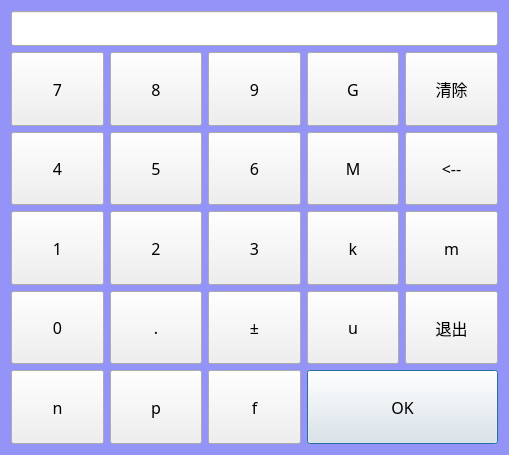
caicaiking/WKEFactoryView2014, file Public/NumberInput.ui: the form before one commit.
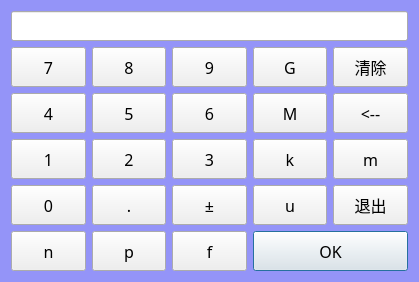
The form after the commit.

Diff of the .ui file:
```diff
--- a/Public/NumberInput.ui
+++ b/Public/NumberInput.ui
@@ -6,8 +6,8 @@
    <rect>
     <x>0</x>
     <y>0</y>
-    <width>509</width>
-    <height>455</height>
+    <width>419</width>
+    <height>280</height>
    </rect>
   </property>
   <property name="font">
```
